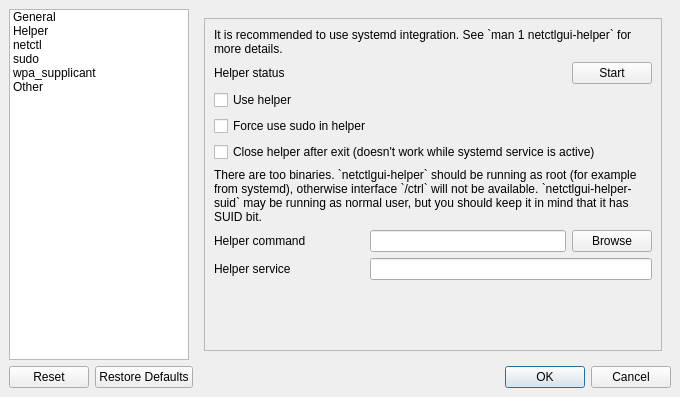
This is sources/gui/src/settingswindow.ui in arcan1s/netctl-gui as Qt 5 draws it before an edit. The edited form follows.
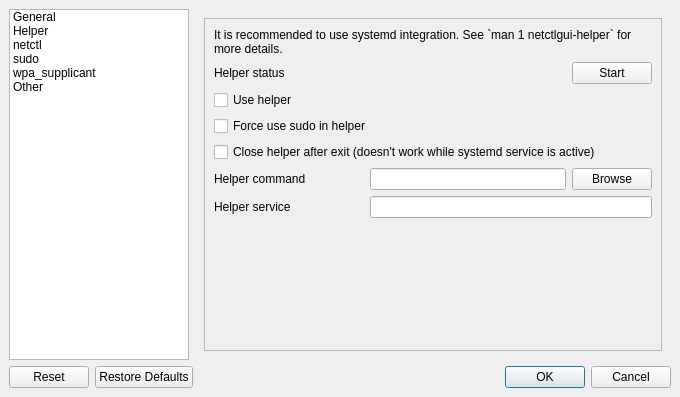
This is the edited form. The open tabs and pages were chosen to show the change. Icons and pictures are not drawn.

Patch:
```diff
--- a/sources/gui/src/settingswindow.ui
+++ b/sources/gui/src/settingswindow.ui
@@ -211,8 +211,8 @@
               <rect>
                <x>0</x>
                <y>0</y>
-               <width>397</width>
-               <height>322</height>
+               <width>464</width>
+               <height>336</height>
               </rect>
              </property>
              <layout class="QVBoxLayout" name="verticalLayout_13">
@@ -296,16 +296,6 @@
                 </property>
                </widget>
               </item>
-              <item>
-               <widget class="QLabel" name="label_helperPathInfo">
-                <property name="text">
-                 <string>There are too binaries. `netctlgui-helper` should be running as root (for example from systemd), otherwise interface `/ctrl` will not be available. `netctlgui-helper-suid` may be running as normal user, but you should keep it in mind that it has SUID bit.</string>
-                </property>
-                <property name="wordWrap">
-                 <bool>true</bool>
-                </property>
-               </widget>
-              </item>
               <item>
                <layout class="QHBoxLayout" name="layout_helperPath">
                 <item>
```
